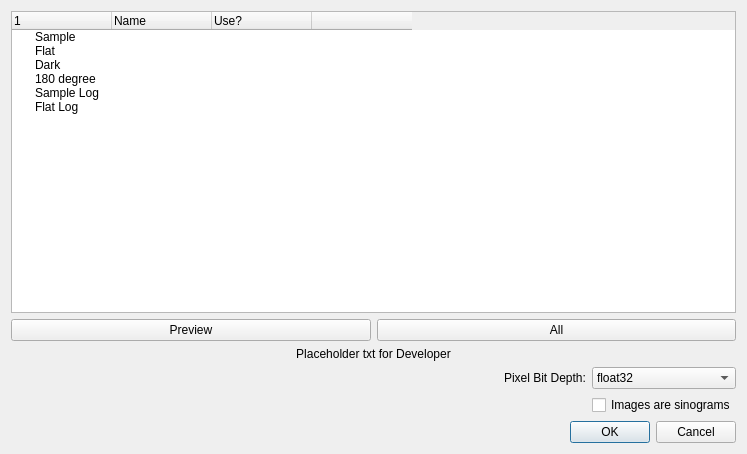
Above: mantidimaging/gui/ui/load_dialog.ui from mantidproject/mantidimaging before the change. Below: the same form after it.
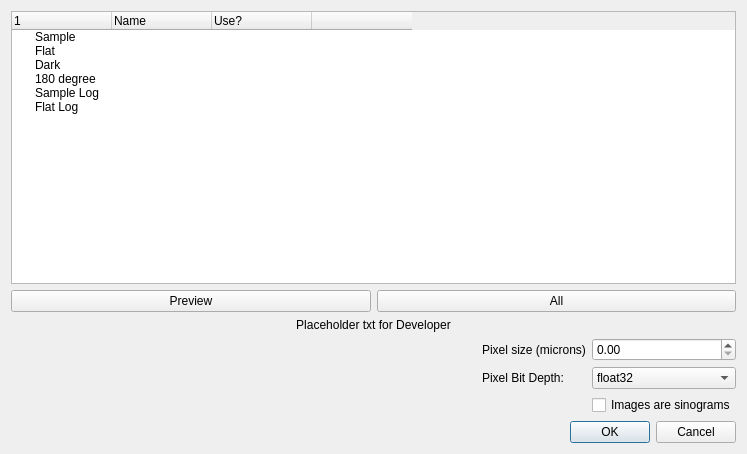
That is the form after the change.

The edit to the form file:
```diff
--- a/mantidimaging/gui/ui/load_dialog.ui
+++ b/mantidimaging/gui/ui/load_dialog.ui
@@ -168,7 +168,7 @@
    </item>
    <item>
     <layout class="QGridLayout" name="gridLayout">
-     <item row="0" column="2">
+     <item row="1" column="2">
       <widget class="QComboBox" name="pixel_bit_depth">
        <property name="editable">
         <bool>false</bool>
@@ -188,21 +188,14 @@
        </item>
       </widget>
      </item>
-     <item row="1" column="2">
+     <item row="2" column="2">
       <widget class="QCheckBox" name="images_are_sinograms">
        <property name="text">
         <string>Images are sinograms</string>
        </property>
       </widget>
      </item>
-     <item row="0" column="1">
-      <widget class="QLabel" name="label_5">
-       <property name="text">
-        <string>Pixel Bit Depth:</string>
-       </property>
-      </widget>
-     </item>
-     <item row="0" column="0">
+     <item row="1" column="0">
       <spacer name="horizontalSpacer">
        <property name="orientation">
         <enum>Qt::Horizontal</enum>
@@ -215,6 +208,30 @@
        </property>
       </spacer>
      </item>
+     <item row="1" column="1">
+      <widget class="QLabel" name="label_5">
+       <property name="text">
+        <string>Pixel Bit Depth:</string>
+       </property>
+      </widget>
+     </item>
+     <item row="0" column="2">
+      <widget class="QDoubleSpinBox" name="pixelSize">
+       <property name="maximum">
+        <double>99999.000000000000000</double>
+       </property>
+      </widget>
+     </item>
+     <item row="0" column="1">
+      <widget class="QLabel" name="label">
+       <property name="toolTip">
+        <string>Set pixel size to automatically compute linear attenuation after reconstruction. If left 0 the reconstruction will be output in gray values</string>
+       </property>
+       <property name="text">
+        <string>Pixel size (microns)</string>
+       </property>
+      </widget>
+     </item>
     </layout>
    </item>
    <item>
```
